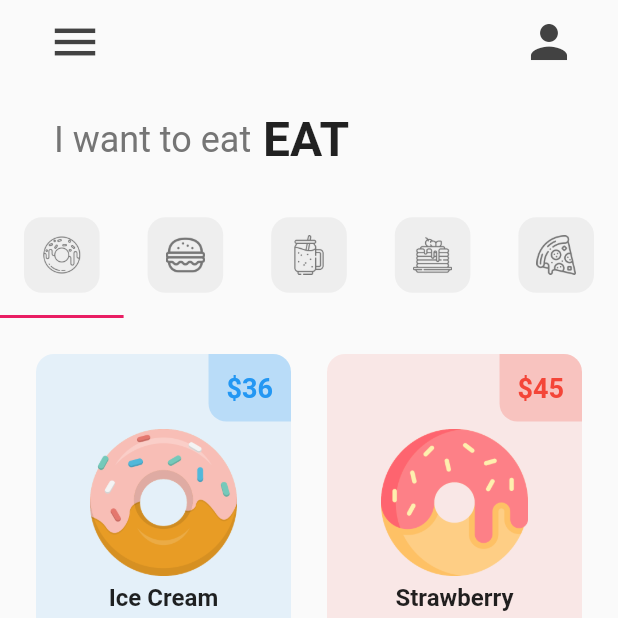
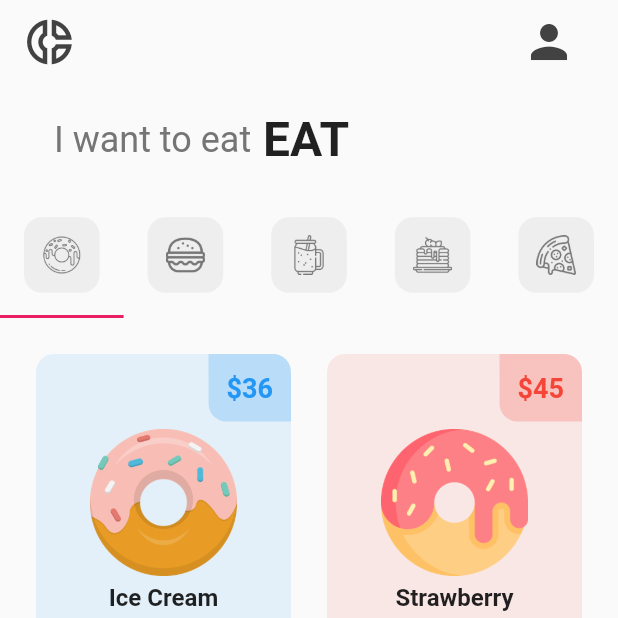
Before and after one commit to MUHAMMEDSINANCP/CP-Donut-APP, a Flutter app: the screen it shows after launch, on a phone screen of 412 x 824 dp, the top half of it. Run offline on Flutter 3.47's test engine with Material 2 defaults, Android fonts, the light colour scheme and no system bars.

Commit message:
UI Completed

```diff
--- a/lib/pages/home_page.dart
+++ b/lib/pages/home_page.dart
@@ -51,10 +51,10 @@ class _HomePageState extends State<HomePage> {
           backgroundColor: Colors.transparent,
           elevation: 0,
           leading: Padding(
-            padding: const EdgeInsets.only(left: 24.0),
+            padding: const EdgeInsets.only(left: 7.0),
             child: IconButton(
               icon: Icon(
-                Icons.menu,
+                Icons.donut_small_outlined,
                 color: Colors.grey[800],
                 size: 36,
               ),
```
